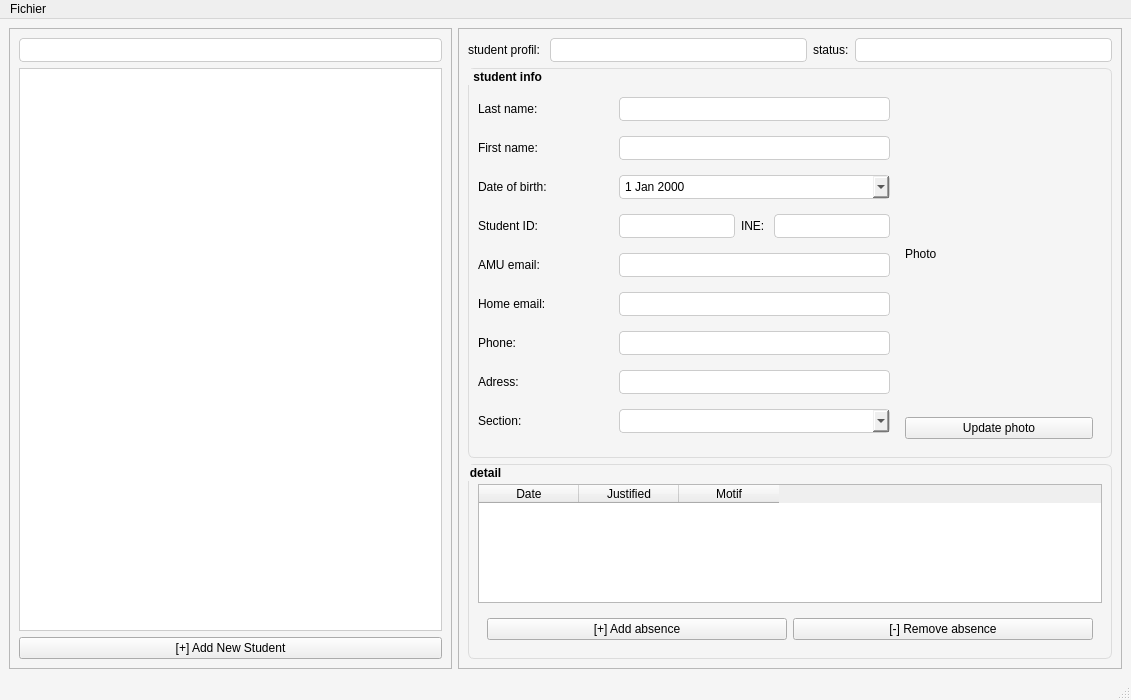
The window that Klass/mainwindow.ui (Stratore/Klass) describes before a commit, drawn with Qt 5.
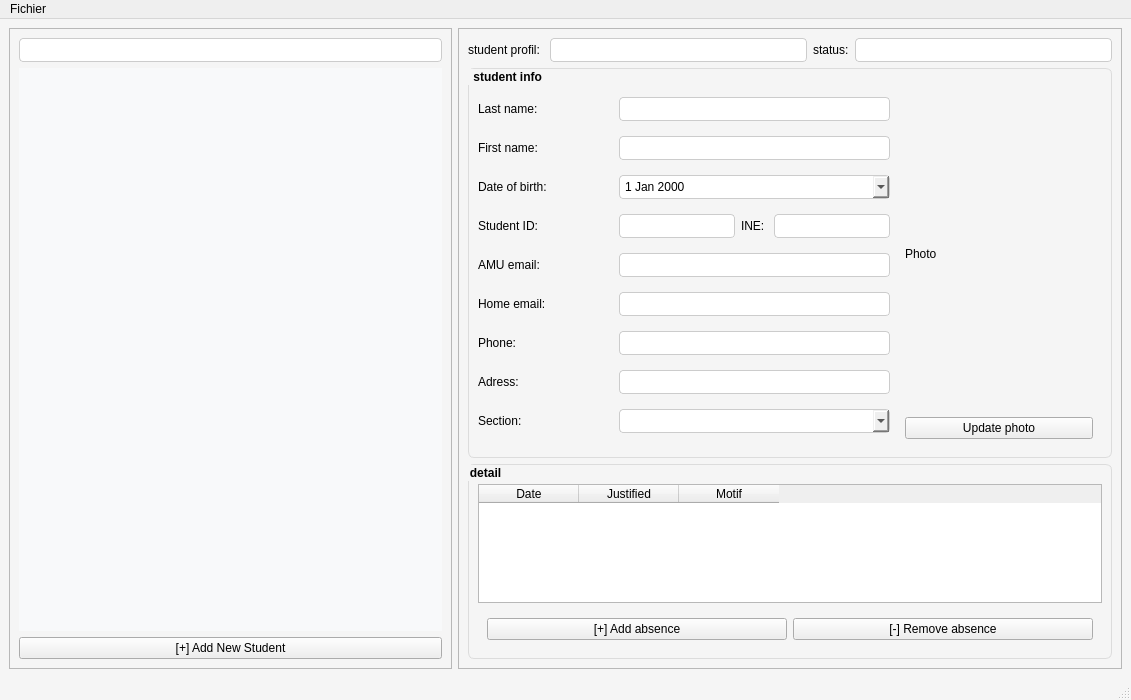
The same window after the commit.

Commit message: Init QListWidget

Diff of the .ui file:
```diff
--- a/Klass/mainwindow.ui
+++ b/Klass/mainwindow.ui
@@ -37,7 +37,36 @@
 QListWidget {
     border: 1px solid #ccc;
     background: white;
-}</string>
+}
+
+QListWidget {
+    background-color: #f8f9fa;
+    border: none;
+    padding: 10px;
+}
+
+QListWidget::item {
+    background-color: #ffffff;
+    color: #2D3748;
+    border: 1px solid #E2E8F0;
+    border-radius: 8px;
+    padding: 12px;
+    margin-bottom: 8px;
+    font-weight: 500;
+}
+
+QListWidget::item:hover {
+    background-color: #EDF2F7;
+    border: 1px solid #CBD5E0;
+}
+
+QListWidget::item:selected {
+    background-color: #3182CE;
+    color: #ffffff;
+    border: 1px solid #2B6CB0;
+}
+
+</string>
   </property>
   <widget class="QWidget" name="centralwidget">
    <layout class="QHBoxLayout" name="horizontalLayout_2" stretch="2,3">
```
The commit also changes 3 other files.
